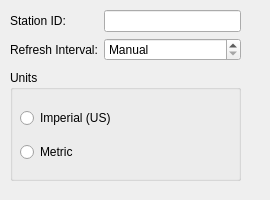
hal7df/kde-desktop-weather, file package/contents/ui/config.ui: the form before one commit.
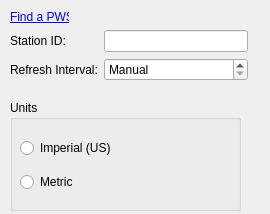
The form after the commit.

Commit message:
Fixed resizing issues.
Text will no longer overlap when resized in certain ways.

Aspect ratio is no longer locked.

Added a link to config.ui to look for PWS.

```diff
--- a/package/contents/ui/config.ui
+++ b/package/contents/ui/config.ui
@@ -7,13 +7,13 @@
     <x>0</x>
     <y>0</y>
     <width>270</width>
-    <height>200</height>
+    <height>214</height>
    </rect>
   </property>
   <property name="minimumSize">
    <size>
     <width>270</width>
-    <height>200</height>
+    <height>214</height>
    </size>
   </property>
   <property name="baseSize">
@@ -29,9 +29,9 @@
    <property name="geometry">
     <rect>
      <x>10</x>
-     <y>10</y>
-     <width>231</width>
-     <height>63</height>
+     <y>30</y>
+     <width>238</width>
+     <height>61</height>
     </rect>
    </property>
    <layout class="QFormLayout" name="formLayout">
@@ -74,7 +74,7 @@
    <property name="geometry">
     <rect>
      <x>10</x>
-     <y>70</y>
+     <y>100</y>
      <width>231</width>
      <height>111</height>
     </rect>
@@ -108,6 +108,30 @@
      </item>
     </layout>
    </widget>
+   <zorder>verticalLayoutWidget</zorder>
+   <zorder>formLayoutWidget</zorder>
+  </widget>
+  <widget class="QLabel" name="label">
+   <property name="geometry">
+    <rect>
+     <x>10</x>
+     <y>10</y>
+     <width>59</width>
+     <height>15</height>
+    </rect>
+   </property>
+   <property name="toolTip">
+    <string>&lt;html&gt;&lt;head/&gt;&lt;body&gt;&lt;p&gt;Search for your location, and copy the ID underneath the location title. &lt;/p&gt;&lt;p&gt;Or, if you want a different station, click &amp;quot;Change Station&amp;quot; and copy your desired station's callsign.&lt;/p&gt;&lt;/body&gt;&lt;/html&gt;</string>
+   </property>
+   <property name="text">
+    <string>&lt;a href=&quot;http://www.wunderground.com&quot;&gt;Find a PWS&lt;/a&gt;</string>
+   </property>
+   <property name="textFormat">
+    <enum>Qt::RichText</enum>
+   </property>
+   <property name="openExternalLinks">
+    <bool>true</bool>
+   </property>
   </widget>
  </widget>
  <resources/>
```
Left out of the diff: 14 changed lines with no effect on the pictures. The commit also changes 2 other files.
